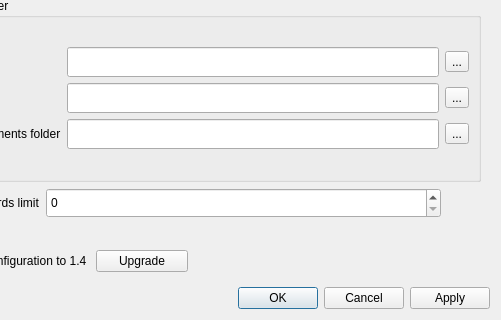
Above: ui/ui_options.ui from gltn/stdm before the change; both pictures show x 125 to 626 and y 275 to 595 of the 626 by 595 pixel window. Below: the same form after it.
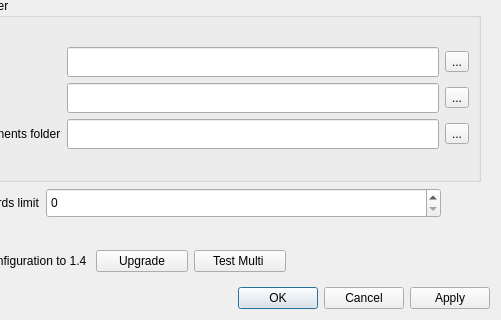
That is the form after the change. Icons and pictures are not drawn.

Commit message: Initial steps to plug entity ordering

```diff
--- a/ui/ui_options.ui
+++ b/ui/ui_options.ui
@@ -474,6 +474,13 @@
          </layout>
         </widget>
        </item>
+       <item row="9" column="2">
+        <widget class="QPushButton" name="btnTest">
+         <property name="text">
+          <string>Test Multi </string>
+         </property>
+        </widget>
+       </item>
       </layout>
      </widget>
     </widget>
```
The commit also changes 2 other files.
